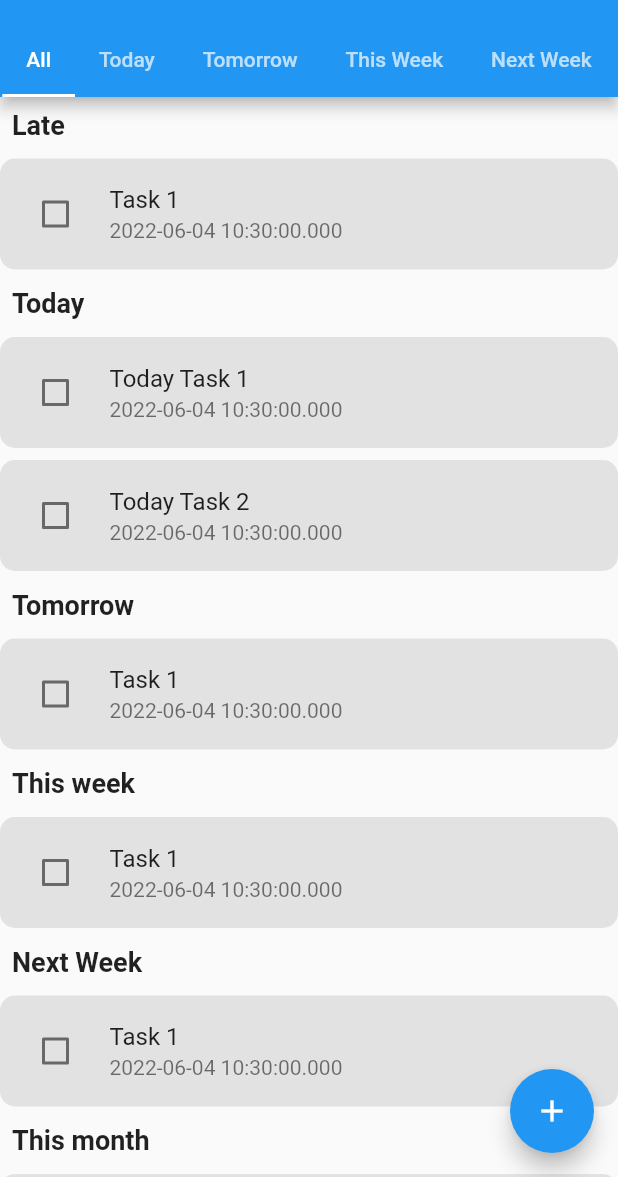
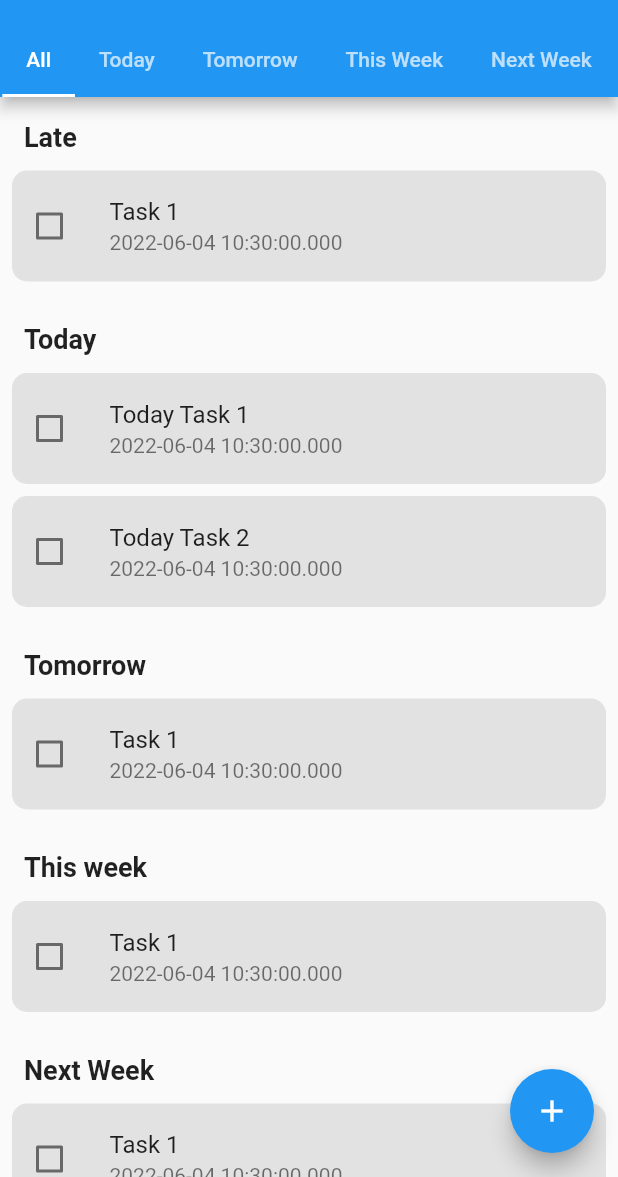
Before and after one commit to HoussemTN/devbrains-todo, a Flutter app: the screen it shows after launch, on a phone screen of 412 x 824 dp, the part 59-1236 px from its top. Run offline on Flutter 3.47's test engine with Material 2 defaults, Android fonts, the phone set to English and light mode, and no system bars; our stand-ins replace table_calendar; missing offline and left inert: dart_date.

Commit message:
feat: Replace CheckBoxListTile with ListTile

```diff
--- a/lib/widget/ListAllTasksWidget.dart
+++ b/lib/widget/ListAllTasksWidget.dart
@@ -14,7 +14,9 @@ class ListAllTasksWidget extends StatelessWidget {
         itemBuilder: (BuildContext context, int index) {
           String key = model.todoTasks.keys.elementAt(index);
           if(model.todoTasks[key]!.isNotEmpty) {
-            return Column(
+            return Padding(
+              padding: const EdgeInsets.all(8.0),
+              child: Column(
                 crossAxisAlignment: CrossAxisAlignment.start,
                 children: [
                   Padding(
@@ -37,24 +39,27 @@ class ListAllTasksWidget extends StatelessWidget {
                                 color: Color(0xFFE2E2E2),
                               ),
                               borderRadius: BorderRadius.circular(10)),
-                        child: CheckboxListTile(
+                          child: ListTile(
+                            contentPadding: EdgeInsets.zero,
                             title:
                             Text(model.todoTasks[key]![index].title),
                             subtitle: Text(model
                                 .todoTasks[key]![index].deadline
                                 .toString()),
+                            leading: Checkbox(
                               value: model.todoTasks[key]![index].status,
                               onChanged: (bool? value) {
                                 model.markAsDone(key, index);
                                 print(model.todoTasks[key]![index].status);
                               },
-                          controlAffinity: ListTileControlAffinity.leading,
+                            ),
                           ),
                         ),
                       );
                     },
                   )
                 ],
+              ),
             );
           }else{
             return Container();
```
Also changed, not shown: lib/widget/ListTasksWidget.dart (+8 -6 lines). Lines whose indentation alone changed are shown as unchanged.
